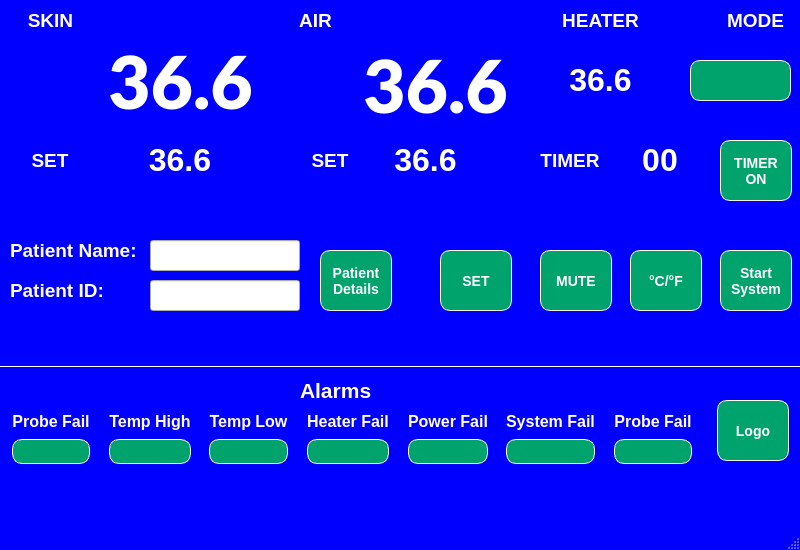
This is mainwindow.ui in eurosa/Rasberry5InchDisplay as Qt 5 draws it before an edit. The edited form follows.
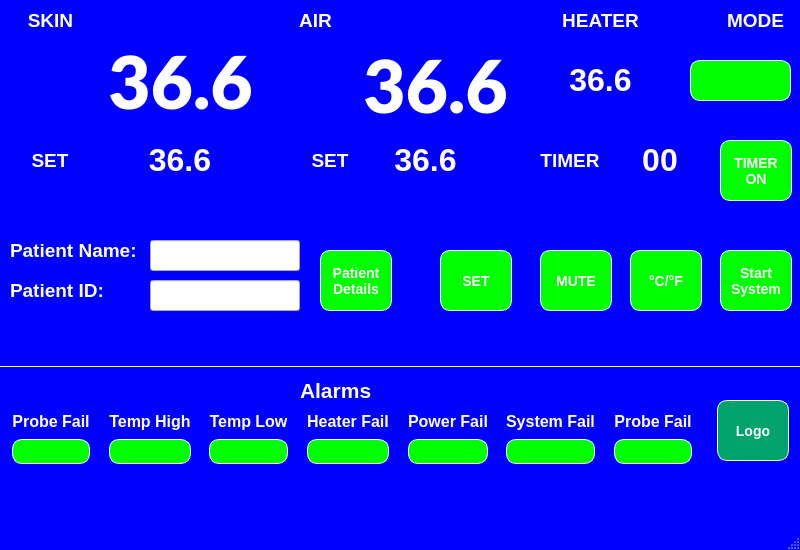
This is the edited form. Icons and pictures are not drawn.

```diff
--- a/mainwindow.ui
+++ b/mainwindow.ui
@@ -50,7 +50,7 @@
     font: bold 14px;
  
     padding: 6px;
-    background-color: #00A36C ;
+    background-color: #00FF00 ;
     color:#FFFFFF;
 }
  </string>
@@ -95,7 +95,7 @@
     font: bold 14px;
  
     padding: 6px;
-    background-color: #00A36C ;
+    background-color: #00FF00 ;
     color:#FFFFFF;
 }
 QToolButton:pressed {
@@ -169,7 +169,7 @@
     font: bold 14px;
  
     padding: 6px;
-    background-color: #00A36C ;
+    background-color: #00FF00 ;
     color:#FFFFFF;
 }
 QToolButton:pressed {
@@ -217,7 +217,7 @@
     font: bold 14px;
  
     padding: 6px;
-    background-color: #00A36C ;
+    background-color: #00FF00 ;
     color:#FFFFFF;
 }
 QToolButton:pressed {
@@ -265,7 +265,7 @@
     font: bold 14px;
  
     padding: 6px;
-    background-color: #00A36C ;
+    background-color: #00FF00 ;
     color:#FFFFFF;
 }
 QToolButton:pressed {
@@ -312,7 +312,7 @@
     border-color: beige;
     font: bold 14px;
     padding: 6px;
-    background-color: #00A36C ;
+    background-color: #00FF00 ;
     color:#FFFFFF;
 }
 QToolButton:pressed {
@@ -891,7 +891,7 @@
     font: bold 14px;
  
     padding: 6px;
-    background-color: #00A36C ;
+    background-color: #00FF00 ;
     color:#FFFFFF;
 }
 QToolButton:pressed {
@@ -1283,7 +1283,7 @@
     font: bold 14px;
  
     padding: 6px;
-    background-color: #00A36C ;
+    background-color: #00FF00 ;
     color:#FFFFFF;
 }
 QLabel:pressed {
@@ -1366,7 +1366,7 @@
     font: bold 14px;
  
     padding: 6px;
-    background-color: #00A36C ;
+    background-color: #00FF00 ;
     color:#FFFFFF;
 }
 QLabel:pressed {
@@ -1449,7 +1449,7 @@
     font: bold 14px;
  
     padding: 6px;
-    background-color: #00A36C ;
+    background-color: #00FF00 ;
     color:#FFFFFF;
 }
 QLabel:pressed {
@@ -1532,7 +1532,7 @@
     font: bold 14px;
  
     padding: 6px;
-    background-color: #00A36C ;
+    background-color: #00FF00 ;
     color:#FFFFFF;
 }
 QLabel:pressed {
@@ -1615,7 +1615,7 @@
     font: bold 14px;
  
     padding: 6px;
-    background-color: #00A36C ;
+    background-color: #00FF00 ;
     color:#FFFFFF;
 }
 QLabel:pressed {
@@ -1704,7 +1704,7 @@
     font: bold 14px;
  
     padding: 6px;
-    background-color: #00A36C ;
+    background-color: #00FF00 ;
     color:#FFFFFF;
 }
 QLabel:pressed {
@@ -1793,7 +1793,7 @@
     font: bold 14px;
  
     padding: 6px;
-    background-color: #00A36C ;
+    background-color: #00FF00 ;
     color:#FFFFFF;
 }
 QLabel:pressed {
```
Left out of the diff: 4 changed lines with no effect on the pictures.
